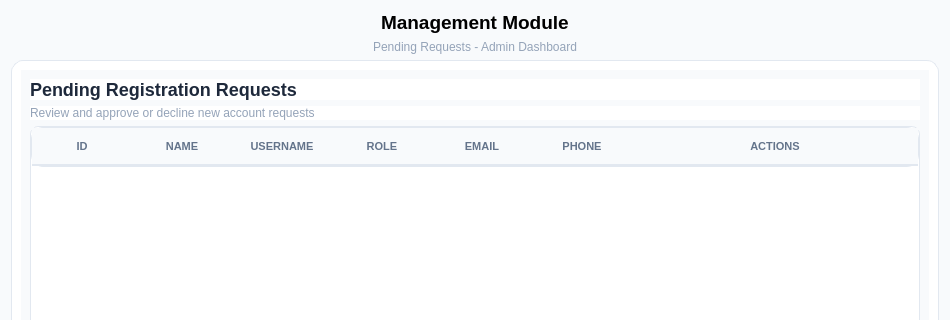
Above: ui/pending.ui from kriitikat/Sajilo-Bazarr before the change; both pictures show x 0 to 950 and y 0 to 320 of the 950 by 560 pixel window. Below: the same form after it.
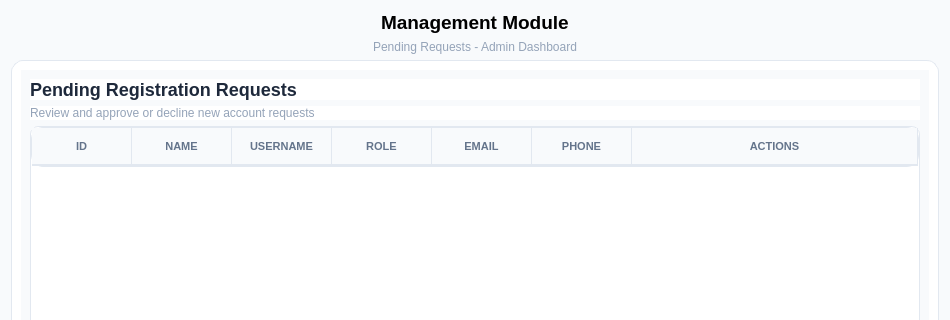
That is the form after the change.

Commit message: Updated  pending request page

Diff of the .ui file:
```diff
--- a/ui/pending.ui
+++ b/ui/pending.ui
@@ -151,6 +151,7 @@
     border: 1px solid #e2e8f0;
     border-radius: 8px;
     background-color: #ffffff;
+    alternate-background-color: #f8fafc;
     gridline-color: #f1f5f9;
     font-size: 13px;
 }
@@ -174,12 +175,16 @@
     padding: 10px 8px;
     border: none;
     border-bottom: 2px solid #e2e8f0;
+    border-right: 1px solid #e2e8f0;
     text-transform: uppercase;
 }</string>
            </property>
            <property name="editTriggers">
             <set>QAbstractItemView::EditTrigger::NoEditTriggers</set>
            </property>
+           <property name="alternatingRowColors">
+            <bool>true</bool>
+           </property>
            <property name="selectionBehavior">
             <enum>QAbstractItemView::SelectionBehavior::SelectRows</enum>
            </property>
```
The commit also changes 1 other file.
